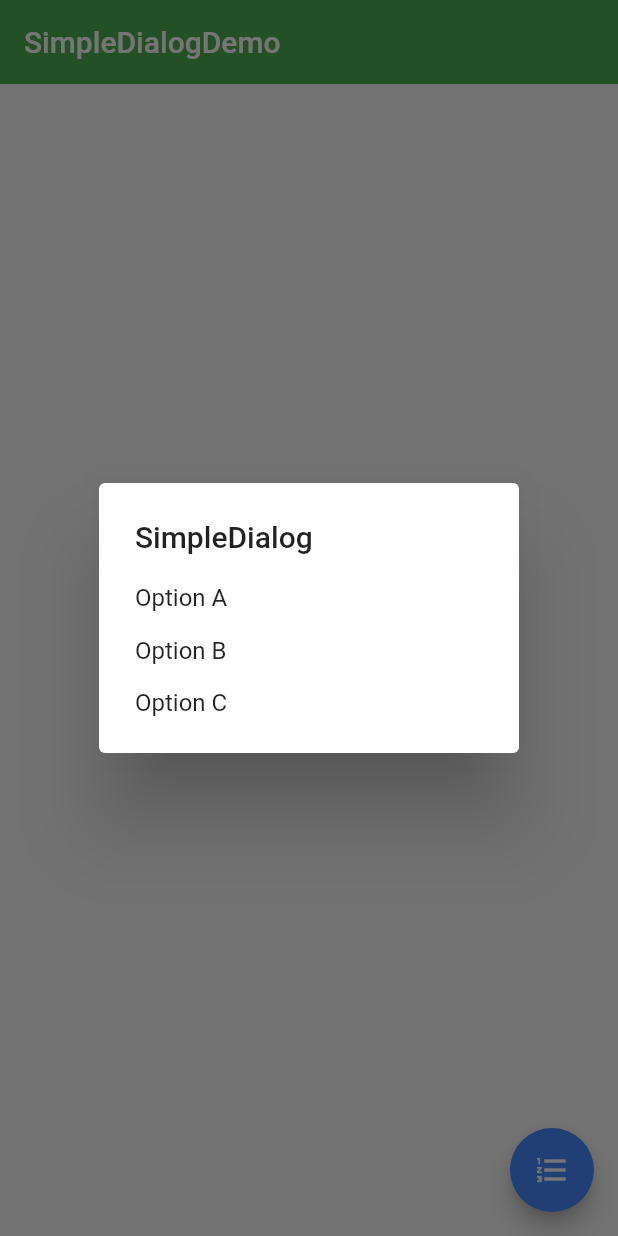
After one commit to MrQiuHaHa/FlutterBase, a Flutter app: the SimpleDialogDemo screen opened directly, after a tap on the "format list numbered" icon, on a phone screen of 412 x 824 dp. The commit adds this screen. Run offline on Flutter 3.47's test engine with Material 2 defaults, Android fonts, the phone set to English and light mode, and no system bars.

Commit message:
feat(simple_dialog_demo.dart): 弹窗效果1

```diff
--- a/lib/demo/material_components.dart
+++ b/lib/demo/material_components.dart
@@ -8,6 +8,7 @@ import '../demo/radio_demo.dart';
 import '../demo/switch_demo.dart';
 import '../demo/slider_demo.dart';
 import '../demo/datetime_demo.dart';
+import '../demo/simple_dialog_demo.dart';
 
 class MaterialComponents extends StatelessWidget {
   @override
@@ -19,6 +20,7 @@ class MaterialComponents extends StatelessWidget {
       ),
       body: ListView(
         children: <Widget>[
+          ListItem(title: 'SimpleDialogDemo',page: SimpleDialogDemo(),),
           ListItem(title: 'DateTimeDemo',page: DateTimeDemo(),),
           ListItem(title: 'SliderDemo',page: SliderDemo(),),
           ListItem(title: 'SwitchDemo',page: SwitchDemo(),),
--- /dev/null
+++ b/lib/demo/simple_dialog_demo.dart
@@ -0,0 +1,96 @@
+
+import 'package:flutter/material.dart';
+import 'dart:async';
+
+enum Option {
+  A, B, C
+}
+
+
+class SimpleDialogDemo extends StatefulWidget {
+  @override
+  _SimpleDialogDemoState createState() => _SimpleDialogDemoState();
+}
+
+class _SimpleDialogDemoState extends State<SimpleDialogDemo> {
+
+  String _choice = 'Nothing';
+
+  Future _openSimpleDialog() async {
+    final option = await showDialog(
+      context: context,
+      builder: (BuildContext context) {
+        return SimpleDialog(
+          title: Text('SimpleDialog'),
+          children: <Widget>[
+            SimpleDialogOption(
+              child: Text('Option A'),
+              onPressed: () {
+                Navigator.pop(context,Option.A);
+              },
+            ),
+            SimpleDialogOption(
+              child: Text('Option B'),
+              onPressed: () {
+                Navigator.pop(context,Option.B);
+              },
+            ),
+            SimpleDialogOption(
+              child: Text('Option C'),
+              onPressed: () {
+                Navigator.pop(context,Option.C);
+              },
+            ),
+          ],
+        );
+      }
+    );
+
+    switch (option) {
+      case Option.A:
+        setState(() {
+          _choice = 'Option A';
+        });
+        break;
+      case Option.B:
+        setState(() {
+          _choice = 'Option B';
+        });
+        break;
+      case Option.C:
+        setState(() {
+          _choice = 'Option C';
+        });
+        break;
+      default:
+    }
+  }
+
+  @override
+  Widget build(BuildContext context) {
+    return Scaffold(
+      appBar: AppBar(
+        title: Text('SimpleDialogDemo'),
+        elevation: 0.0,
+      ),
+      body: Container(
+        padding: EdgeInsets.all(16.0),
+        child: Column(
+          mainAxisAlignment: MainAxisAlignment.center,
+          children: <Widget>[
+            Row(
+              mainAxisAlignment: MainAxisAlignment.center,
+              children: <Widget>[
+                Text('This choice is : $_choice')
+              ],
+            )
+          ],
+        ),
+      ),
+      floatingActionButton: FloatingActionButton(
+        onPressed: _openSimpleDialog,
+        child: Icon(Icons.format_list_numbered),
+      ),
+    );
+  }
+}
```
